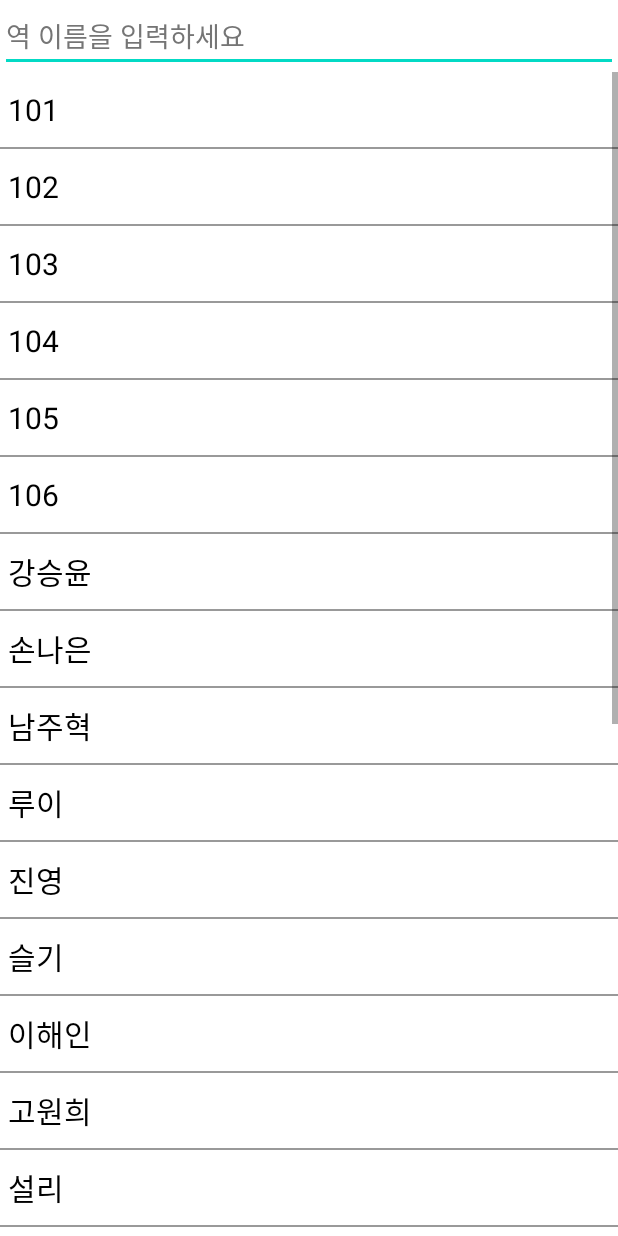
After one commit to PastPerson/MyeongRail, an Android app: the Search screen opened directly, with no data from a screen before it, on a phone screen of 412 x 824 dp. The commit adds this screen. Run offline under Robolectric (Android 15) with nearby library versions, the phone set to English and light mode, and no system bars.

Commit message:
searchView_add
검색창추가(책임자:김보미)

```diff
--- /dev/null
+++ b/teamproject/app/src/main/java/com/example/teamproject/Search.java
@@ -0,0 +1,155 @@
+package com.example.teamproject;
+
+import android.content.Intent;
+import android.os.Bundle;
+import android.text.Editable;
+import android.text.TextWatcher;
+import android.util.Log;
+import android.view.KeyEvent;
+import android.view.View;
+import android.view.inputmethod.EditorInfo;
+import android.widget.AdapterView;
+import android.widget.EditText;
+import android.widget.ListView;
+import android.widget.TextView;
+
+import androidx.appcompat.app.AppCompatActivity;
+
+import java.util.ArrayList;
+import java.util.List;
+
+public class Search extends AppCompatActivity {
+
+    private List<String> list;          // 데이터를 넣은 리스트변수
+    private ListView listView;          // 검색을 보여줄 리스트변수
+    private EditText editSearch;        // 검색어를 입력할 Input 창
+    private SearchAdapter adapter;      // 리스트뷰에 연결할 아답터
+    private ArrayList<String> arraylist;
+
+    @Override
+    protected void onCreate(Bundle savedInstanceState) {
+        super.onCreate(savedInstanceState);
+        setContentView(R.layout.search);
+
+        editSearch = (EditText) findViewById(R.id.editSearch);
+        listView = (ListView) findViewById(R.id.listView);
+
+        // 리스트를 생성한다.
+        list = new ArrayList<String>();
+
+        // 검색에 사용할 데이터을 미리 저장한다.
+        settingList();
+
+        // 리스트의 모든 데이터를 arraylist에 복사한다.// list 복사본을 만든다.
+        arraylist = new ArrayList<String>();
+        arraylist.addAll(list);
+
+        // 리스트에 연동될 아답터를 생성한다.
+        adapter = new SearchAdapter(list, this);
+
+        // 리스트뷰에 아답터를 연결한다.
+        listView.setAdapter(adapter);
+        listView.setOnItemClickListener(new AdapterView.OnItemClickListener() {
+            @Override
+            public void onItemClick(AdapterView<?> parent, View view, int position, long id) {
+                String str= arraylist.get(position);
+                Intent intent=new Intent(Search.this,subway_result.class);
+                intent.putExtra("start_point",str);
+                Log.d("viewTest", "이름 : "+str);
+                startActivity(intent);
+            }
+        });
+        // input창에 검색어를 입력시 "addTextChangedListener" 이벤트 리스너를 정의한다.
+        editSearch.addTextChangedListener(new TextWatcher() {
+            @Override
+            public void beforeTextChanged(CharSequence charSequence, int i, int i1, int i2) {
+            }
+
+            @Override
+            public void onTextChanged(CharSequence charSequence, int i, int i1, int i2) {
+
+            }
+
+            @Override
+            public void afterTextChanged(Editable editable) {
+                // input창에 문자를 입력할때마다 호출된다.
+                // search 메소드를 호출한다.
+                String text = editSearch.getText().toString();
+                search(text);
+            }
+        });
+
+        editSearch.setOnEditorActionListener(new TextView.OnEditorActionListener() {
+            @Override
+            public boolean onEditorAction(TextView textView, int i, KeyEvent keyEvent) {
+                if(i== EditorInfo.IME_ACTION_SEARCH){
+                    Intent intent = new Intent(Search.this,subway_result.class);
+                    intent.putExtra("start_point",editSearch.getText().toString());
+                    startActivity(intent);
+                    return true;
+                }
+                return false;
+            }
+
+        });
+    }
+
+    // 검색을 수행하는 메소드
+    public void search(String charText) {
+
+        // 문자 입력시마다 리스트를 지우고 새로 뿌려준다.
+        list.clear();
+
+        // 문자 입력이 없을때는 모든 데이터를 보여준다.
+        if (charText.length() == 0) {
+            list.addAll(arraylist);
+        }
+        // 문자 입력을 할때..
+        else
+        {
+            // 리스트의 모든 데이터를 검색한다.
+            for(int i = 0;i < arraylist.size(); i++)
+            {
+                // arraylist의 모든 데이터에 입력받은 단어(charText)가 포함되어 있으면 true를 반환한다.
+                if (arraylist.get(i).toLowerCase().contains(charText))
+                {
+                    // 검색된 데이터를 리스트에 추가한다.
+                    list.add(arraylist.get(i));
+                }
+            }
+        }
+        // 리스트 데이터가 변경되었으므로 아답터를 갱신하여 검색된 데이터를 화면에 보여준다.
+        adapter.notifyDataSetChanged();
+    }
+
+    // 검색에 사용될 데이터를 리스트에 추가한다.
+    private void settingList(){
+        list.add("101");
+        list.add("102");
+        list.add("103");
+        list.add("104");
+        list.add("105");
+        list.add("106");
+        list.add("강승윤");
+        list.add("손나은");
+        list.add("남주혁");
+        list.add("루이");
+        list.add("진영");
+        list.add("슬기");
+        list.add("이해인");
+        list.add("고원희");
+        list.add("설리");
+        list.add("공명");
+        list.add("김예림");
+        list.add("혜리");
+        list.add("웬디");
+        list.add("박혜수");
+        list.add("카이");
+        list.add("진세연");
+        list.add("동호");
+        list.add("박세완");
+        list.add("도희");
+        list.add("창모");
+        list.add("허영지");
+    }
+}
--- /dev/null
+++ b/teamproject/app/src/main/java/com/example/teamproject/SearchAdapter.java
@@ -0,0 +1,59 @@
+package com.example.teamproject;
+
+import android.content.Context;
+import android.view.LayoutInflater;
+import android.view.View;
+import android.view.ViewGroup;
+import android.widget.BaseAdapter;
+import android.widget.TextView;
+
+import java.util.List;
+
+public class SearchAdapter extends BaseAdapter {
+
+    private Context context;
+    private List<String> list;
+    private LayoutInflater inflate;
+    private ViewHolder viewHolder;
+
+    public SearchAdapter(List<String> list, Context context) {
+        this.list = list;
+        this.context = context;
+        this.inflate = LayoutInflater.from(context);
+    }
+    @Override
+    public int getCount(){
+        return list.size();
+    }
+
+    @Override
+    public Object getItem (int i){
+        return null;
+    }
+
+    @Override
+    public long getItemId(int i){
+        return 0;
+    }
+
+    @Override
+    public View getView(int position, View converView, ViewGroup viewGroup){
+        if(converView == null){
+            converView = inflate.inflate(R.layout.row_listview,null);
+
+            viewHolder = new ViewHolder();
+            viewHolder.label = (TextView) converView.findViewById(R.id.label);
+            converView.setTag(viewHolder);
+        }else{
+            viewHolder = (ViewHolder) converView.getTag();
+        }
+
+        viewHolder.label.setText(list.get(position));
+
+        return converView;
+    }
+
+    class ViewHolder{
+        public TextView label;
+    }
+}
--- /dev/null
+++ b/teamproject/app/src/main/res/layout/row_listview.xml
@@ -0,0 +1,16 @@
+<?xml version="1.0" encoding="utf-8"?>
+<LinearLayout xmlns:android="http://schemas.android.com/apk/res/android"
+    android:orientation="vertical"
+    android:layout_width="match_parent"
+    android:layout_height="match_parent">
+
+    <TextView
+        android:id="@+id/label"
+        android:layout_width="match_parent"
+        android:layout_height="50dp"
+        android:gravity="left|center_vertical"
+        android:paddingLeft="5dp"
+        android:textColor="#000000"
+        android:textSize="20dp"/>
+
+</LinearLayout>
--- /dev/null
+++ b/teamproject/app/src/main/res/layout/search.xml
@@ -0,0 +1,28 @@
+<?xml version="1.0" encoding="utf-8"?>
+
+<LinearLayout xmlns:android="http://schemas.android.com/apk/res/android"
+    android:orientation="vertical"
+    xmlns:tools="http://schemas.android.com/tools"
+    android:layout_width="match_parent"
+    android:layout_height="match_parent"
+    tools:context=".MainActivity">
+
+    <EditText
+        android:id="@+id/editSearch"
+        android:layout_width="match_parent"
+        android:layout_height="wrap_content"
+        android:hint="역 이름을 입력하세요"
+        android:imeOptions="actionSearch"
+        android:inputType="text"
+        android:maxLines="1"
+        android:orientation="vertical"
+        android:textColorHint="#757575" />
+
+    <ListView
+        android:id = "@+id/listView"
+        android:layout_width="match_parent"
+        android:layout_height="match_parent"
+        android:divider = "#999999"
+        android:dividerHeight="1dp"/>
+
+</LinearLayout>
```
Also changed, not shown: teamproject/app/src/main/AndroidManifest.xml (+7 -0 lines), teamproject/app/src/main/java/com/example/teamproject/MainActivity.java (+4 -4 lines), teamproject/app/src/main/res/layout/activity_main.xml (+5 -15 lines).
